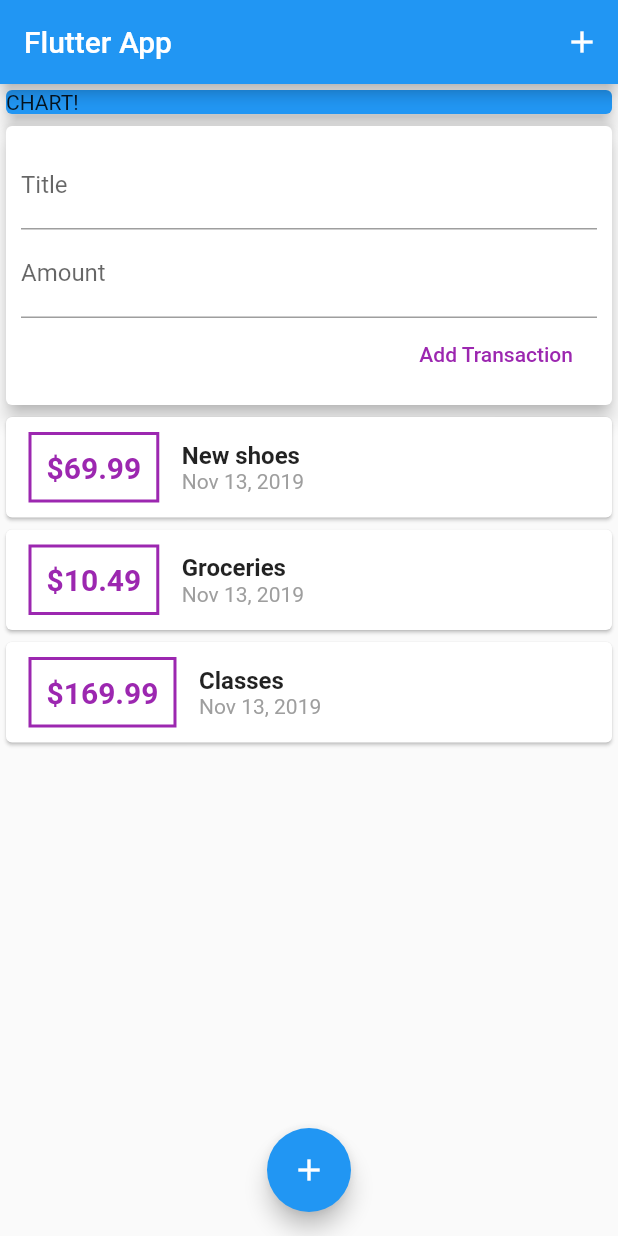
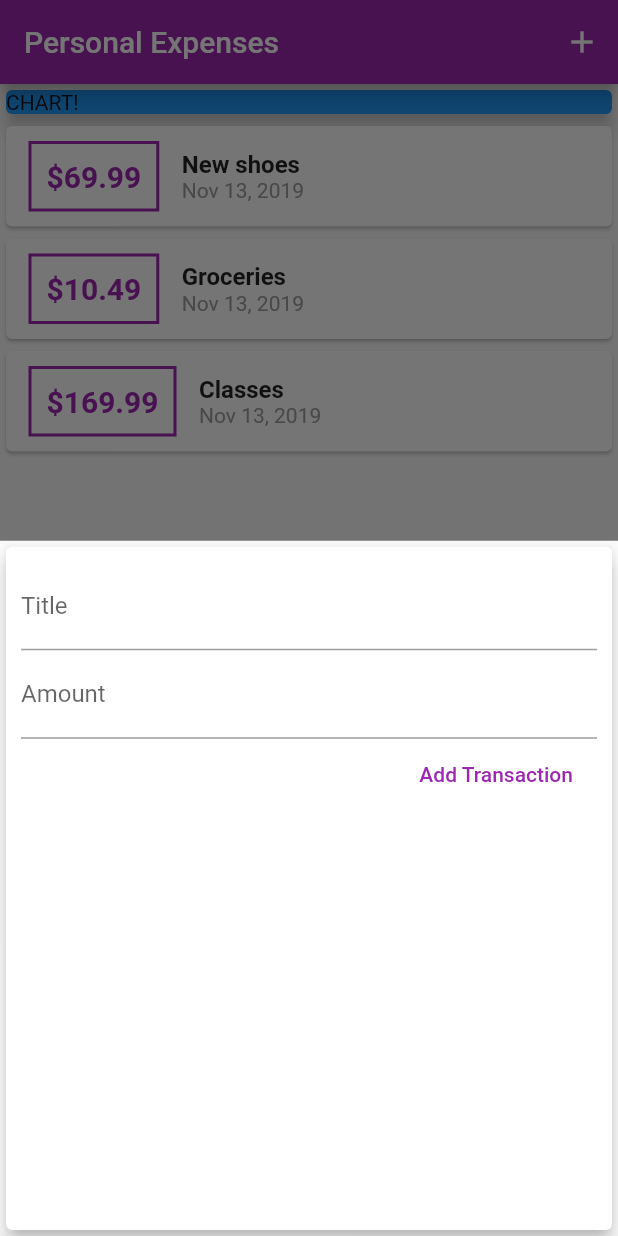
Before and after one commit to eduardoreche/flutter-expenses, a Flutter app: the screen it shows after launch, after a tap on the "add" icon, on a phone screen of 412 x 824 dp. Run offline on Flutter 3.47's test engine with Material 2 defaults, Android fonts, the phone set to English and light mode, and no system bars.

Commit message:
adding theme

```diff
--- a/lib/main.dart
+++ b/lib/main.dart
@@ -1,6 +1,9 @@
+import 'package:expense_app/widgets/new_transaction.dart';
 import 'package:flutter/material.dart';
 
-import './widgets/user_transactions.dart';
+import './widgets/transaction_list.dart';
+import './widgets/new_transaction.dart';
+import './models/transaction.dart';
 
 void main() => runApp(MyApp());
 
@@ -8,23 +11,77 @@ class MyApp extends StatelessWidget {
   @override
   Widget build(BuildContext context) {
     return MaterialApp(
-      title: 'Flutter App',
+      title: 'Personal Expenses',
+      theme: ThemeData(
+        primarySwatch: Colors.purple,
+        accentColor: Colors.amber,
+      ),
       home: MyHomePage(),
     );
   }
 }
 
-class MyHomePage extends StatelessWidget {
+class MyHomePage extends StatefulWidget {
+  @override
+  _MyHomePageState createState() => _MyHomePageState();
+}
+
+class _MyHomePageState extends State<MyHomePage> {
+  final List<Transaction> _userTransactions = [
+    Transaction(
+      id: 't1',
+      title: 'New shoes',
+      amount: 69.99,
+      date: DateTime.now(),
+    ),
+    Transaction(
+      id: 't2',
+      title: 'Groceries',
+      amount: 10.49,
+      date: DateTime.now(),
+    ),
+    Transaction(
+      id: 't3',
+      title: 'Classes',
+      amount: 169.99,
+      date: DateTime.now(),
+    ),
+  ];
+
+  void _addNewTransaction(String title, double amount) {
+    final newTx = Transaction(
+        title: title,
+        amount: amount,
+        date: DateTime.now(),
+        id: DateTime.now().toString());
+
+    setState(() {
+      _userTransactions.add(newTx);
+    });
+  }
+
+  void _startAddNewTransaction(BuildContext ctx) {
+    showModalBottomSheet(
+      context: ctx,
+      builder: (_) {
+        return GestureDetector(
+          onTap: () {},
+          child: NewTransaction(_addNewTransaction),
+          behavior: HitTestBehavior.opaque,
+        );
+      },
+    );
+  }
+
   @override
   Widget build(BuildContext context) {
-    return MaterialApp(
-      home: Scaffold(
+    return Scaffold(
         appBar: AppBar(
-          title: Text('Flutter App'),
+          title: Text('Personal Expenses'),
           actions: <Widget>[
             IconButton(
               icon: Icon(Icons.add),
-              onPressed: () {},
+              onPressed: () => _startAddNewTransaction(context),
             ),
           ],
         ),
@@ -40,16 +97,15 @@ class MyHomePage extends StatelessWidget {
                   color: Colors.blue,
                 ),
               ),
-              UserTransactions(),
+              TransactionList(_userTransactions),
             ],
           ),
         ),
         floatingActionButtonLocation: FloatingActionButtonLocation.centerFloat,
         floatingActionButton: FloatingActionButton(
           child: Icon(Icons.add),
-          onPressed: () {},
+          onPressed: () => _startAddNewTransaction(context),
         ),
-      ),
-    );
+      );
   }
 }
--- a/lib/widgets/new_transaction.dart
+++ b/lib/widgets/new_transaction.dart
@@ -1,11 +1,18 @@
 import 'package:flutter/material.dart';
 
-class NewTransaction extends StatelessWidget {
+class NewTransaction extends StatefulWidget {
   final Function addTx;
-  final titleController = TextEditingController();
-  final amountController = TextEditingController();
 
   NewTransaction(this.addTx);
+
+  @override
+  _NewTransactionState createState() => _NewTransactionState();
+}
+
+class _NewTransactionState extends State<NewTransaction> {
+  final titleController = TextEditingController();
+
+  final amountController = TextEditingController();
 
   void submitData() {
     final enteredTitle = titleController.text;
@@ -15,7 +22,9 @@ class NewTransaction extends StatelessWidget {
       return;
     }
 
-    addTx(enteredTitle, enteredAmount);
+    widget.addTx(enteredTitle, enteredAmount);
+
+    Navigator.of(context).pop();
   }
 
   @override
--- a/lib/widgets/transaction_list.dart
+++ b/lib/widgets/transaction_list.dart
@@ -13,34 +13,54 @@ class TransactionList extends StatelessWidget {
     return Container(
       height: 300,
       child: ListView.builder(
-        itemBuilder: (context, index) {
+        itemBuilder: (
+          context,
+          index,
+        ) {
           return Card(
             child: Row(
               children: <Widget>[
                 Container(
-                margin: EdgeInsets.symmetric(vertical: 10, horizontal: 15),
+                  margin: EdgeInsets.symmetric(
+                    vertical: 10,
+                    horizontal: 15,
+                  ),
                   decoration: BoxDecoration(
-                  border: Border.all(color: Colors.purple, width: 2),
+                    border: Border.all(
+                      color: Theme.of(context).primaryColor,
+                      width: 2,
+                    ),
                   ),
                   padding: EdgeInsets.all(10),
-                child: Text('\$${transactions[index].amount.toStringAsFixed(2)}',
+                  child: Text(
+                    '\$${transactions[index].amount.toStringAsFixed(2)}',
                     style: TextStyle(
                       fontWeight: FontWeight.bold,
                       fontSize: 20,
-                        color: Colors.purple)),
+                      color: Theme.of(context).primaryColor,
+                    ),
+                  ),
                 ),
                 Column(
                   crossAxisAlignment: CrossAxisAlignment.start,
                   children: <Widget>[
-                  Text(transactions[index].title,
-                      style:
-                          TextStyle(fontSize: 16, fontWeight: FontWeight.bold)),
-                  Text(DateFormat('MMM dd, yyyy').format(transactions[index].date),
-                      style: TextStyle(color: Colors.grey))
-                ],
+                    Text(
+                      transactions[index].title,
+                      style: TextStyle(
+                        fontSize: 16,
+                        fontWeight: FontWeight.bold,
+                      ),
+                    ),
+                    Text(
+                      DateFormat('MMM dd, yyyy')
+                          .format(transactions[index].date),
+                      style: TextStyle(color: Colors.grey),
                     )
                   ],
-          ));
+                ),
+              ],
+            ),
+          );
         },
         itemCount: transactions.length,
       ),
--- a/lib/widgets/user_transactions.dart
+++ /dev/null
@@ -1,43 +0,0 @@
-import 'package:flutter/material.dart';
-
-import './transaction_list.dart';
-import './new_transaction.dart';
-import '../models/transaction.dart';
-
-class UserTransactions extends StatefulWidget {
-  @override
-  _UserTransactionsState createState() => _UserTransactionsState();
-}
-
-class _UserTransactionsState extends State<UserTransactions> {
-  final List<Transaction> _userTransactions = [
-    Transaction(
-        id: 't1', title: 'New shoes', amount: 69.99, date: DateTime.now()),
-    Transaction(
-        id: 't2', title: 'Groceries', amount: 10.49, date: DateTime.now()),
-    Transaction(
-        id: 't3', title: 'Classes', amount: 169.99, date: DateTime.now()),
-  ];
-
-  void _addNewTransaction(String title, double amount) {
-    final newTx = Transaction(
-        title: title,
-        amount: amount,
-        date: DateTime.now(),
-        id: DateTime.now().toString());
-
-    setState(() {
-      _userTransactions.add(newTx);
-    });
-  }
-
-  @override
-  Widget build(BuildContext context) {
-    return Column(
-      children: <Widget>[
-        NewTransaction(_addNewTransaction),
-        TransactionList(_userTransactions),
-      ],
-    );
-  }
-}
```
Lines whose indentation alone changed are shown as unchanged.
